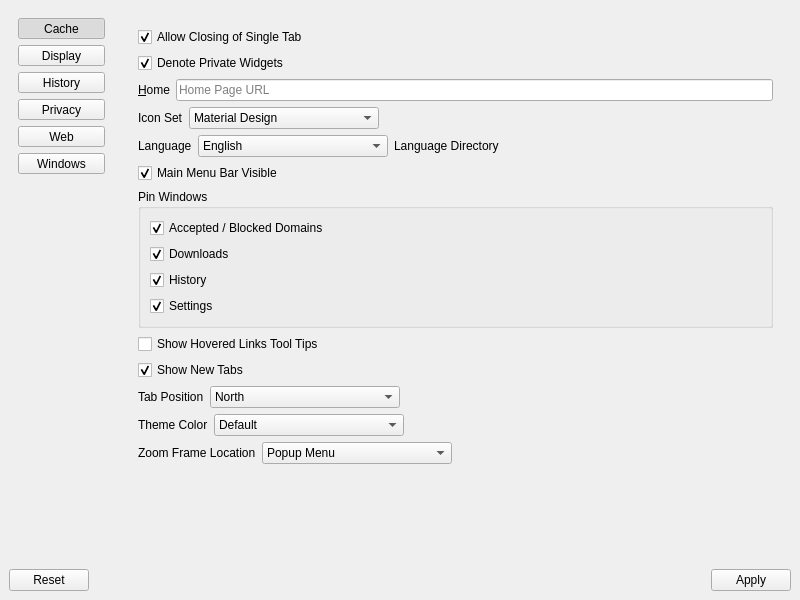
The window that UI/dooble_settings.ui (textbrowser/dooble) describes before a commit, drawn with Qt 5.
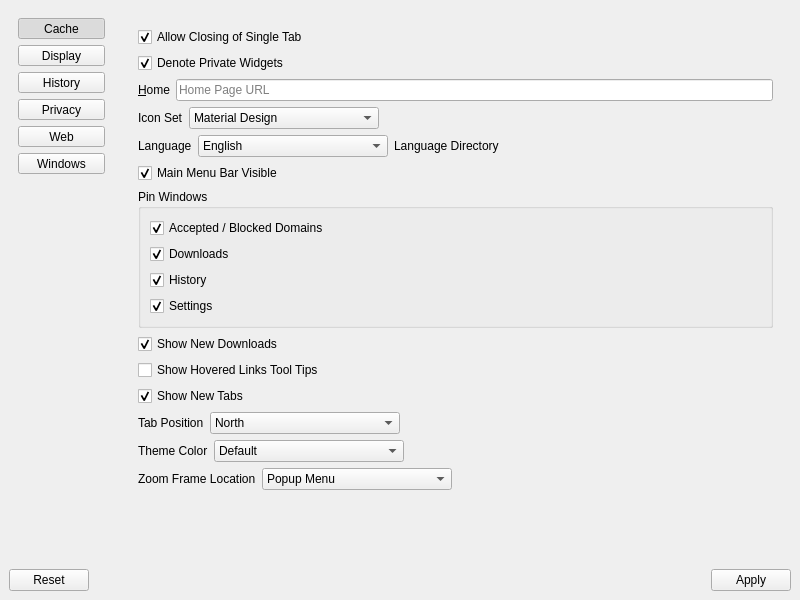
The same window after the commit. The open tabs and pages were chosen to show the change. Icons and pictures are not drawn.

The edit to the form file:
```diff
--- a/UI/dooble_settings.ui
+++ b/UI/dooble_settings.ui
@@ -358,8 +358,8 @@
               <rect>
                <x>0</x>
                <y>0</y>
-               <width>389</width>
-               <height>570</height>
+               <width>642</width>
+               <height>614</height>
               </rect>
              </property>
              <layout class="QVBoxLayout" name="verticalLayout_19">
@@ -603,6 +603,16 @@
                 </layout>
                </widget>
               </item>
+              <item>
+               <widget class="QCheckBox" name="show_new_downloads">
+                <property name="text">
+                 <string>Show New Downloads</string>
+                </property>
+                <property name="checked">
+                 <bool>true</bool>
+                </property>
+               </widget>
+              </item>
               <item>
                <widget class="QCheckBox" name="show_hovered_links_tool_tips">
                 <property name="text">
```
Left out of the diff: 11 changed lines with no effect on the pictures.
